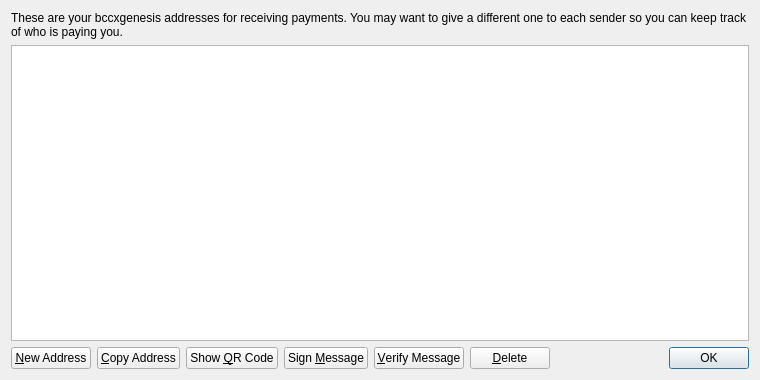
The window that src/qt/forms/addressbookpage.ui (5erendipity/BlockChainCoinX) describes before a commit, drawn with Qt 5.
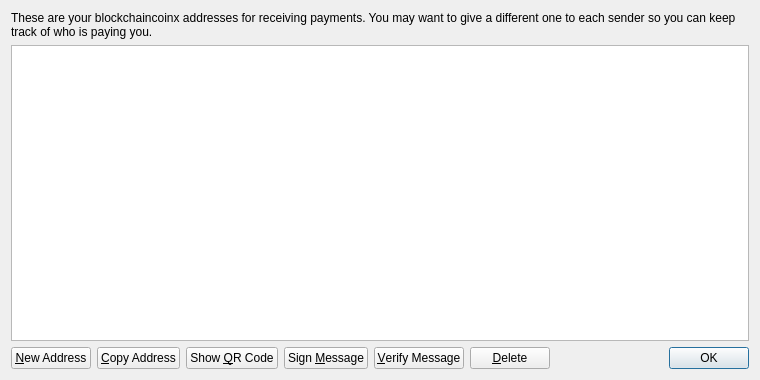
The same window after the commit. Icons and pictures are not drawn.

What changed in the file:
```diff
--- a/src/qt/forms/addressbookpage.ui
+++ b/src/qt/forms/addressbookpage.ui
@@ -17,7 +17,7 @@
    <item>
     <widget class="QLabel" name="labelExplanation">
      <property name="text">
-      <string>These are your bccxgenesis addresses for receiving payments. You may want to give a different one to each sender so you can keep track of who is paying you.</string>
+      <string>These are your blockchaincoinx addresses for receiving payments. You may want to give a different one to each sender so you can keep track of who is paying you.</string>
      </property>
      <property name="textFormat">
       <enum>Qt::PlainText</enum>
```
Left out of the diff: 4 changed lines with no effect on the pictures.
